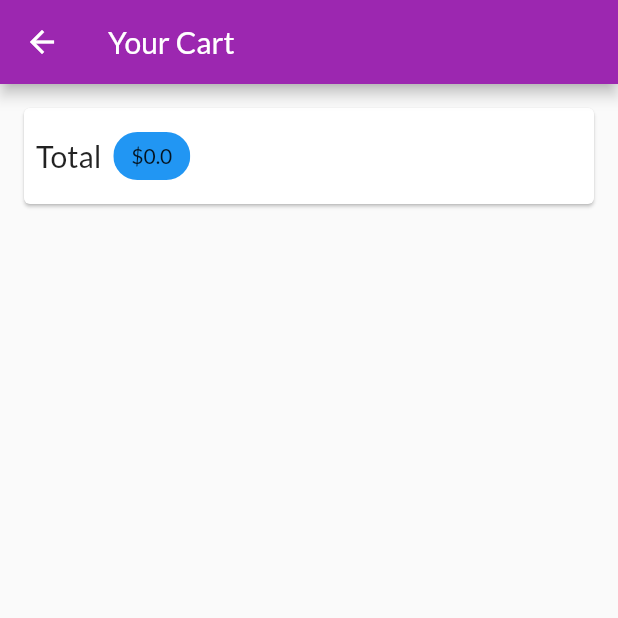
After one commit to ImrulEmon/Bazaar, a Flutter app: the CartScreen screen opened by its route, on a phone screen of 412 x 824 dp, the top half of it. The commit adds this screen. Run offline on Flutter 3.47's test engine with Material 2 defaults, Android fonts, the phone set to English and light mode, and no system bars; network calls fail.

Commit message:
cart screen

```diff
--- a/lib/main.dart
+++ b/lib/main.dart
@@ -3,6 +3,7 @@ import 'package:provider/provider.dart';
 
 import './screens/products_overview_screen.dart';
 import './screens/product_detail_screen.dart';
+import './screens/cart_screen.dart';
 import 'providers/cart.dart';
 
 import './providers/products_provider.dart';
@@ -34,6 +35,7 @@ class MyApp extends StatelessWidget {
         home: const ProductOverviewScreen(),
         routes: {
           ProductDetailScreen.routeName: (ctx) => const ProductDetailScreen(),
+          CartScreen.routeName: (ctx) => CartScreen(),
         },
       ),
     );
--- a/lib/providers/Cart.dart
+++ b/lib/providers/Cart.dart
@@ -23,6 +23,14 @@ class Cart with ChangeNotifier {
 
   int get itemCount {
     return _items == null ? 0 : _items.length;
+  }
+
+  double get totalAmount {
+    var total = 0.0;
+    _items.forEach((key, CartItem) {
+      total += CartItem.price * CartItem.quantity;
+    });
+    return total;
   }
 
   void addItem(
--- /dev/null
+++ b/lib/screens/cart_screen.dart
@@ -0,0 +1,42 @@
+import 'package:flutter/material.dart';
+import 'package:provider/provider.dart';
+
+import '../providers/cart.dart';
+
+class CartScreen extends StatelessWidget {
+  static const routeName = '/cart';
+  const CartScreen({Key key}) : super(key: key);
+
+  @override
+  Widget build(BuildContext context) {
+    final cart = Provider.of<Cart>(context);
+    return Scaffold(
+      appBar: AppBar(
+        title: const Text('Your Cart'),
+      ),
+      body: Column(
+        children: [
+          Card(
+            margin: EdgeInsets.all(16),
+            child: Padding(
+              padding: EdgeInsets.all(8),
+              child: Row(
+                children: [
+                  const Text(
+                    'Total',
+                    style: TextStyle(fontSize: 20),
+                  ),
+                  SizedBox(width: 8),
+                  Chip(
+                    label: Text('\$${cart.totalAmount}'),
+                    backgroundColor: Theme.of(context).primaryColor,
+                  )
+                ],
+              ),
+            ),
+          ),
+        ],
+      ),
+    );
+  }
+}
--- a/lib/screens/products_overview_screen.dart
+++ b/lib/screens/products_overview_screen.dart
@@ -6,6 +6,7 @@ import 'package:provider/provider.dart';
 import '../widgets/product_grid_widget.dart';
 import '../widgets/badge_widget.dart';
 import '../providers/cart.dart';
+import '../screens/cart_screen.dart';
 
 enum FilterOptions {
   Favourites,
@@ -37,7 +38,9 @@ class _ProductOverviewScreenState extends State<ProductOverviewScreen> {
             ),
             child: IconButton(
               icon: const Icon(Icons.shopping_cart),
-              onPressed: () {},
+              onPressed: () {
+                Navigator.of(context).pushNamed(CartScreen.routeName);
+              },
             ),
           ),
           PopupMenuButton(
```
